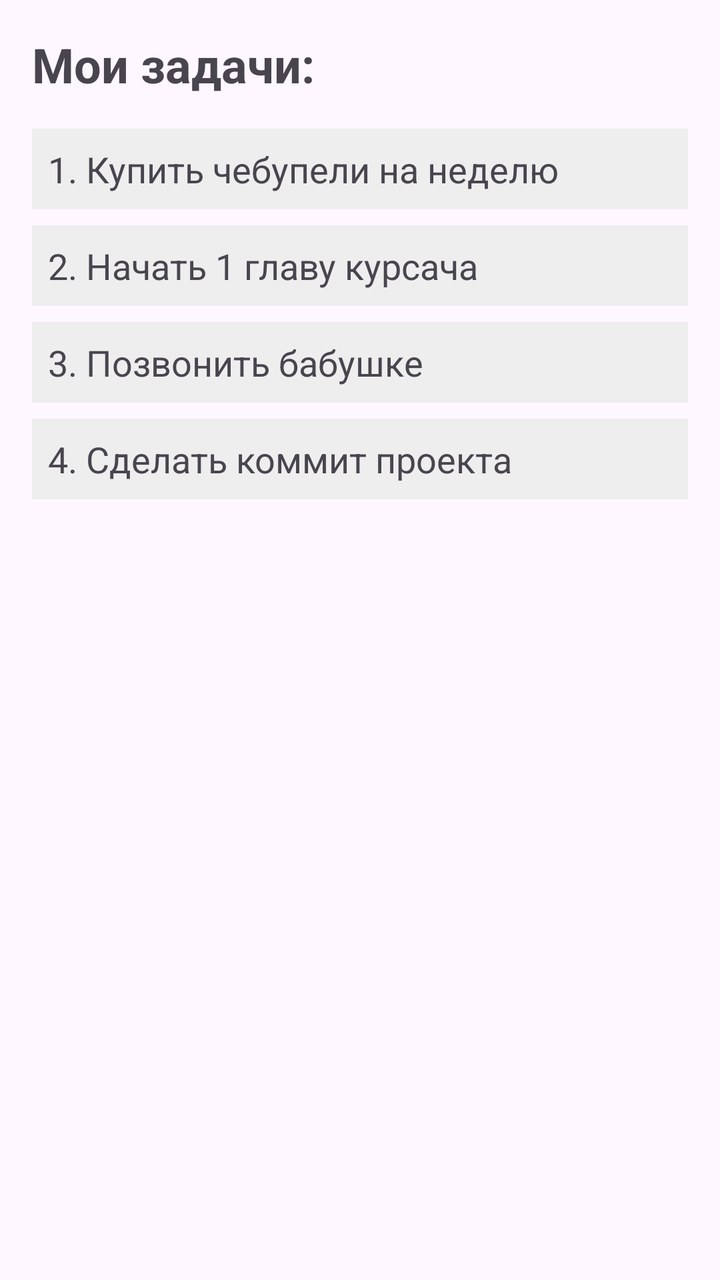
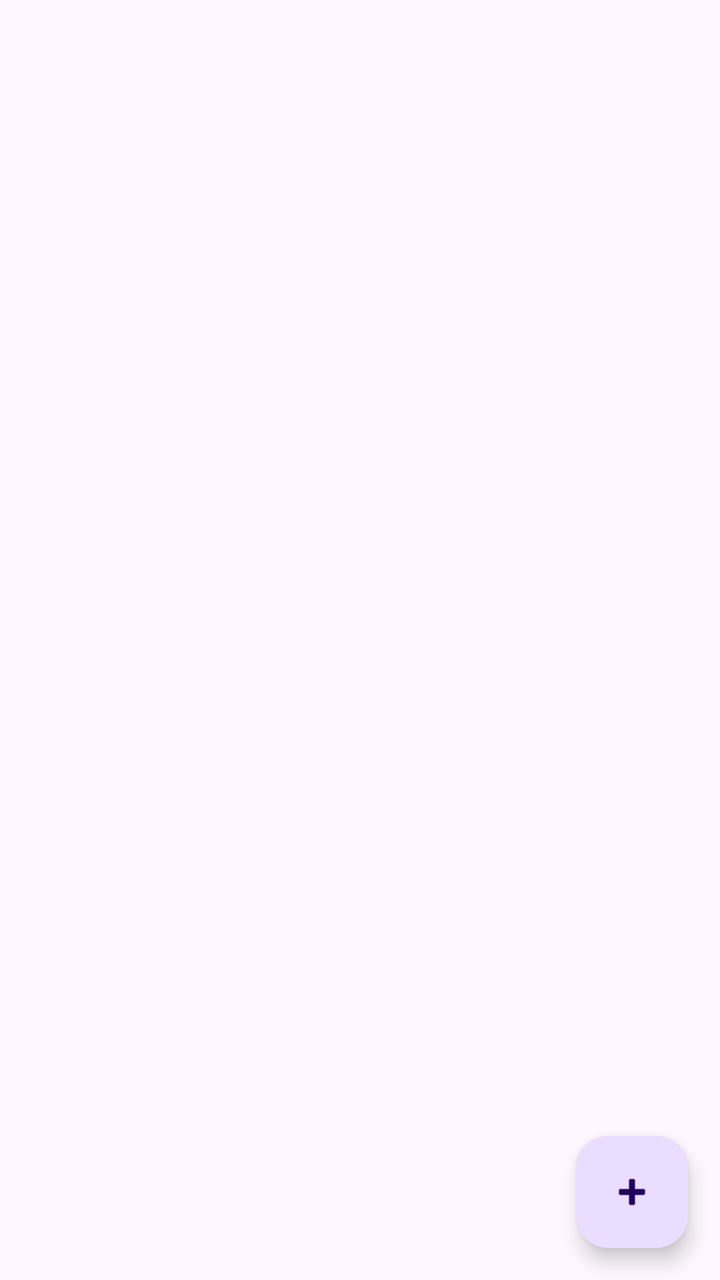

Before-and-after screenshots of an Android layout around one commit, followed by the original layout XML and the change that was made.
<!-- AndroidManifest.xml: application theme Theme.MyCalendar -->
<!-- res/layout/activity_main.xml -->
<?xml version="1.0" encoding="utf-8"?>
<LinearLayout
    xmlns:android="http://schemas.android.com/apk/res/android"
    android:layout_width="match_parent"
    android:layout_height="match_parent"
    android:orientation="vertical"
    android:padding="16dp">

    
    <TextView
        android:layout_width="wrap_content"
        android:layout_height="wrap_content"
        android:text="Мои задачи:"
        android:textSize="24sp"
        android:textStyle="bold"
        android:layout_marginBottom="16dp" />

    
    <TextView
        android:layout_width="match_parent"
        android:layout_height="wrap_content"
        android:text="@string/task_1"
        android:textSize="18sp"
        android:padding="8dp"
        android:layout_marginBottom="8dp"
        android:background="#EEEEEE" />

    
    <TextView
        android:layout_width="match_parent"
        android:layout_height="wrap_content"
        android:text="@string/task_2"
        android:textSize="18sp"
        android:padding="8dp"
        android:layout_marginBottom="8dp"
        android:background="#EEEEEE" />

    
    <TextView
        android:layout_width="match_parent"
        android:layout_height="wrap_content"
        android:text="@string/task_3"
        android:textSize="18sp"
        android:padding="8dp"
        android:layout_marginBottom="8dp"
        android:background="#EEEEEE" />

    
    <TextView
        android:layout_width="match_parent"
        android:layout_height="wrap_content"
        android:text="@string/task_4"
        android:textSize="18sp"
        android:padding="8dp"
        android:layout_marginBottom="8dp"
        android:background="#EEEEEE" />

</LinearLayout>
<!-- resources referenced by this layout -->
<resources>
  <string name="task_1">1. Купить чебупели на неделю</string>
  <string name="task_2">2. Начать 1 главу курсача</string>
  <string name="task_3">3. Позвонить бабушке</string>
  <string name="task_4">4. Сделать коммит проекта</string>
  <style name="Theme.MyCalendar" parent="Base.Theme.MyCalendar" />
  <style name="Base.Theme.MyCalendar" parent="Theme.Material3.DayNight.NoActionBar">
          
          
      </style>
</resources>

<!-- the commit's change to res/layout/activity_main.xml (unified diff, before → after) -->
@@ -1,58 +1,27 @@
 <?xml version="1.0" encoding="utf-8"?>
-<LinearLayout
+<androidx.constraintlayout.widget.ConstraintLayout
     xmlns:android="http://schemas.android.com/apk/res/android"
+    xmlns:app="http://schemas.android.com/apk/res-auto"
     android:layout_width="match_parent"
-    android:layout_height="match_parent"
-    android:orientation="vertical"
-    android:padding="16dp">
+    android:layout_height="match_parent">
 
-    
-    <TextView
+    <androidx.recyclerview.widget.RecyclerView
+        android:id="@+id/recycler_view_tasks"
+        android:layout_width="0dp"
+        android:layout_height="0dp"
+        app:layout_constraintTop_toTopOf="parent"
+        app:layout_constraintBottom_toBottomOf="parent"
+        app:layout_constraintStart_toStartOf="parent"
+        app:layout_constraintEnd_toEndOf="parent"/>
+
+    <com.google.android.material.floatingactionbutton.FloatingActionButton
+        android:id="@+id/fab_add_task"
         android:layout_width="wrap_content"
         android:layout_height="wrap_content"
-        android:text="Мои задачи:"
-        android:textSize="24sp"
-        android:textStyle="bold"
-        android:layout_marginBottom="16dp" />
+        android:layout_margin="16dp"
+        android:src="@android:drawable/ic_input_add"
+        app:layout_constraintBottom_toBottomOf="parent"
+        app:layout_constraintEnd_toEndOf="parent"
+        android:contentDescription="Добавить задачу" />
 
-    
-    <TextView
-        android:layout_width="match_parent"
-        android:layout_height="wrap_content"
-        android:text="@string/task_1"
-        android:textSize="18sp"
-        android:padding="8dp"
-        android:layout_marginBottom="8dp"
-        android:background="#EEEEEE" />
-
-    
-    <TextView
-        android:layout_width="match_parent"
-        android:layout_height="wrap_content"
-        android:text="@string/task_2"
-        android:textSize="18sp"
-        android:padding="8dp"
-        android:layout_marginBottom="8dp"
-        android:background="#EEEEEE" />
-
-    
-    <TextView
-        android:layout_width="match_parent"
-        android:layout_height="wrap_content"
-        android:text="@string/task_3"
-        android:textSize="18sp"
-        android:padding="8dp"
-        android:layout_marginBottom="8dp"
-        android:background="#EEEEEE" />
-
-    
-    <TextView
-        android:layout_width="match_parent"
-        android:layout_height="wrap_content"
-        android:text="@string/task_4"
-        android:textSize="18sp"
-        android:padding="8dp"
-        android:layout_marginBottom="8dp"
-        android:background="#EEEEEE" />
-
-</LinearLayout>
+</androidx.constraintlayout.widget.ConstraintLayout>
<!-- resource entries referenced after the edit -->
@@ -1,9 +1,5 @@
 <!-- resources referenced by this layout -->
 <resources>
-  <string name="task_1">1. Купить чебупели на неделю</string>
-  <string name="task_2">2. Начать 1 главу курсача</string>
-  <string name="task_3">3. Позвонить бабушке</string>
-  <string name="task_4">4. Сделать коммит проекта</string>
   <style name="Theme.MyCalendar" parent="Base.Theme.MyCalendar" />
   <style name="Base.Theme.MyCalendar" parent="Theme.Material3.DayNight.NoActionBar">
           
